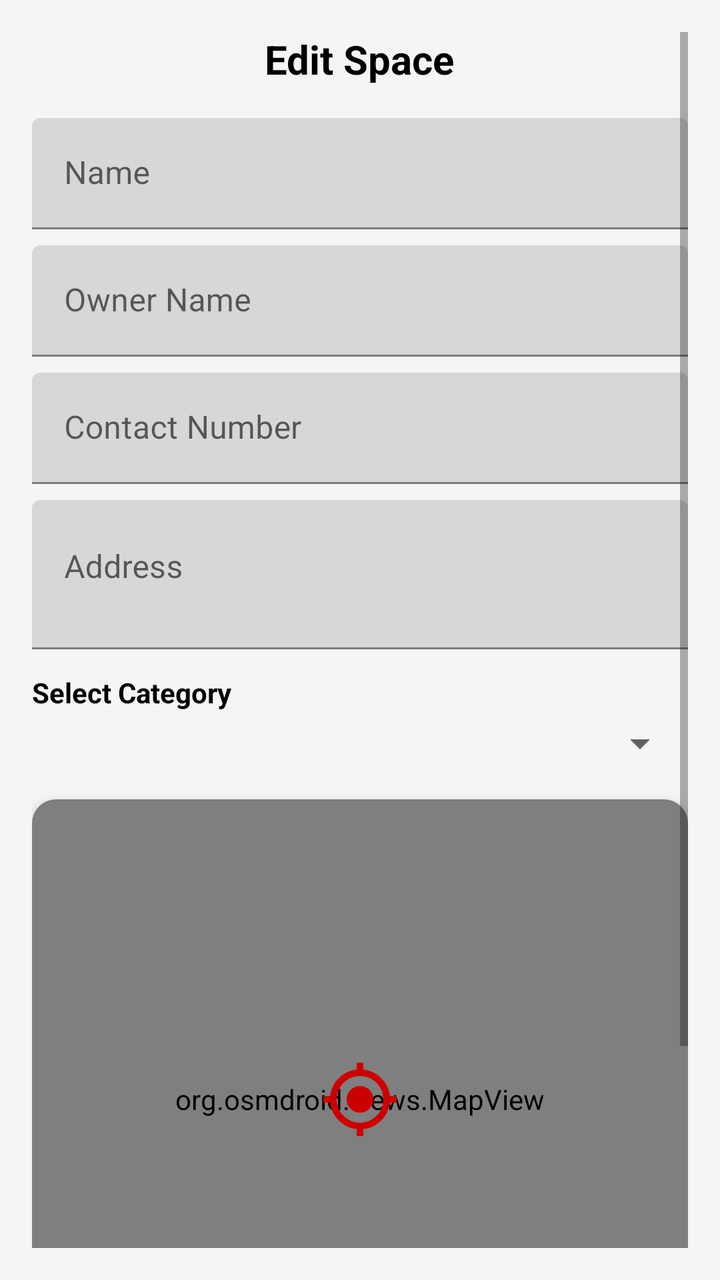
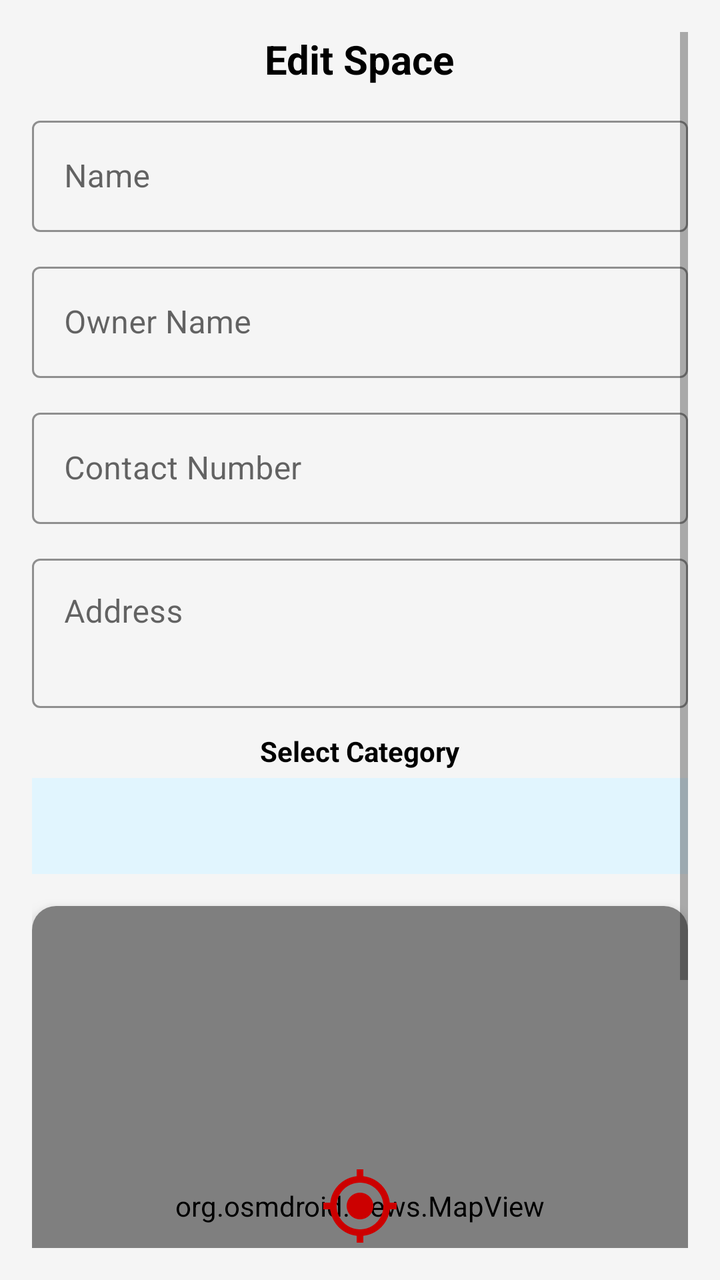

Before-and-after screenshots of an Android layout around one commit, followed by the original layout XML and the change that was made.
<!-- AndroidManifest.xml: application theme Theme.FYSA -->
<!-- res/layout/fragment_edit_space.xml -->
<?xml version="1.0" encoding="utf-8"?>
<ScrollView xmlns:android="http://schemas.android.com/apk/res/android"
    xmlns:app="http://schemas.android.com/apk/res-auto"
    xmlns:tools="http://schemas.android.com/tools"
    android:layout_width="match_parent"
    android:layout_height="match_parent"
    android:padding="16dp"
    android:fillViewport="true">

    <LinearLayout
        android:orientation="vertical"
        android:layout_width="match_parent"
        android:layout_height="wrap_content">

        
        <TextView
            android:id="@+id/txtCategory"
            android:layout_width="wrap_content"
            android:layout_height="wrap_content"
            android:layout_gravity="center_horizontal"
            android:layout_marginBottom="16dp"
            android:text="Edit Space"
            android:textSize="20sp"
            android:textStyle="bold"
            android:textColor="@color/textPrimary" />

        
        <com.google.android.material.textfield.TextInputLayout
            android:layout_width="match_parent"
            android:layout_height="wrap_content"
            android:hint="Name">

            <com.google.android.material.textfield.TextInputEditText
                android:id="@+id/inputName"
                android:layout_width="match_parent"
                android:layout_height="wrap_content" />
        </com.google.android.material.textfield.TextInputLayout>

        <com.google.android.material.textfield.TextInputLayout
            android:layout_width="match_parent"
            android:layout_height="wrap_content"
            android:hint="Owner Name"
            android:layout_marginTop="8dp">

            <com.google.android.material.textfield.TextInputEditText
                android:id="@+id/inputOwnerName"
                android:layout_width="match_parent"
                android:layout_height="wrap_content"
                android:inputType="textPersonName" />
        </com.google.android.material.textfield.TextInputLayout>

        <com.google.android.material.textfield.TextInputLayout
            android:layout_width="match_parent"
            android:layout_height="wrap_content"
            android:hint="Contact Number"
            android:layout_marginTop="8dp">

            <com.google.android.material.textfield.TextInputEditText
                android:id="@+id/inputContact"
                android:layout_width="match_parent"
                android:layout_height="wrap_content"
                android:inputType="phone" />
        </com.google.android.material.textfield.TextInputLayout>

        <com.google.android.material.textfield.TextInputLayout
            android:layout_width="match_parent"
            android:layout_height="wrap_content"
            android:hint="Address"
            android:layout_marginTop="8dp">

            <com.google.android.material.textfield.TextInputEditText
                android:id="@+id/inputAddress"
                android:layout_width="match_parent"
                android:layout_height="wrap_content"
                android:inputType="textMultiLine"
                android:minLines="2"
                android:gravity="top|start" />
        </com.google.android.material.textfield.TextInputLayout>

        
        <TextView
            android:layout_width="wrap_content"
            android:layout_height="wrap_content"
            android:text="Select Category"
            android:textStyle="bold"
            android:layout_marginTop="12dp"
            android:textColor="@color/textPrimary" />

        <Spinner
            android:id="@+id/spinnerCategory"
            android:layout_width="match_parent"
            android:layout_height="wrap_content"
            android:layout_marginTop="4dp"
            android:spinnerMode="dropdown" />

        
        <androidx.cardview.widget.CardView
            android:layout_width="match_parent"
            android:layout_height="300dp"
            android:layout_marginTop="16dp"
            app:cardCornerRadius="12dp"
            app:cardElevation="6dp">

            <RelativeLayout
                android:layout_width="match_parent"
                android:layout_height="match_parent">

                <org.osmdroid.views.MapView
                    android:id="@+id/mapView"
                    android:layout_width="match_parent"
                    android:layout_height="match_parent" />

                <ImageView
                    android:id="@+id/crosshair"
                    android:layout_width="40dp"
                    android:layout_height="40dp"
                    android:src="@drawable/ic_crosshair"
                    android:layout_centerInParent="true"
                    app:tint="@android:color/holo_red_dark" />

                <com.google.android.material.floatingactionbutton.FloatingActionButton
                    android:id="@+id/btnMyLocation"
                    android:layout_width="wrap_content"
                    android:layout_height="wrap_content"
                    android:src="@drawable/ic_my_location"
                    android:contentDescription="My Location"
                    android:layout_alignParentEnd="true"
                    android:layout_alignParentBottom="true"
                    android:layout_margin="16dp"
                    app:backgroundTint="@color/linkText" />
            </RelativeLayout>
        </androidx.cardview.widget.CardView>

        
        <com.google.android.material.button.MaterialButton
            android:id="@+id/btnSubmit"
            android:layout_width="match_parent"
            android:layout_height="wrap_content"
            android:layout_marginTop="20dp"
            android:text="Save Changes"
            style="@style/Widget.MaterialComponents.Button"
            app:cornerRadius="8dp" />
    </LinearLayout>
</ScrollView>
<!-- resources referenced by this layout -->
<resources>
  <color name="linkText">#2196F3</color>
  <color name="textPrimary">#000000</color>
  <!-- drawable ic_crosshair (drawable) -->
  <?xml version="1.0" encoding="utf-8"?>
  <vector xmlns:android="http://schemas.android.com/apk/res/android"
      android:width="24dp"
      android:height="24dp"
      android:viewportWidth="24"
      android:viewportHeight="24">
  
      <path
          android:pathData="M0 0h24v24H0z" />
      <path
          android:fillColor="#000000"
          android:pathData="M12 8c-2.21 0-4 1.79-4 4s1.79 4 4 4 4-1.79 4-4-1.79-4-4-4zm8.94 3c-0.46-4.17-3.77-7.48-7.94-7.94V1h-2v2.06C6.83 3.52 3.52 6.83 3.06 11H1v2h2.06c0.46 4.17 3.77 7.48 7.94 7.94V23h2v-2.06c4.17-0.46 7.48-3.77 7.94-7.94H23v-2h-2.06zM12 19c-3.87 0-7-3.13-7-7s3.13-7 7-7 7 3.13 7 7-3.13 7-7 7z" />
  </vector>
  <!-- drawable ic_my_location (drawable) -->
  <?xml version="1.0" encoding="utf-8"?>
  <vector xmlns:android="http://schemas.android.com/apk/res/android"
      android:width="24dp"
      android:height="24dp"
      android:viewportWidth="24"
      android:viewportHeight="24">
  
      <path
          android:pathData="M0 0h24v24H0z" />
      <path
          android:fillColor="#000000"
          android:pathData="M12 2C8.13 2 5 5.13 5 9c0 5.25 7 13 7 13s7-7.75 7-13c0-3.87-3.13-7-7-7zm0 9.5c-1.38 0-2.5-1.12-2.5-2.5s1.12-2.5 2.5-2.5 2.5 1.12 2.5 2.5-1.12 2.5-2.5 2.5z" />
  </vector>
  <style name="Theme.FYSA" parent="Theme.MaterialComponents.DayNight.NoActionBar">
          <item name="colorPrimary">@color/btnPrimary</item>
          <item name="colorPrimaryVariant">@color/btnPrimary</item>
          <item name="colorOnPrimary">@color/btnTextPrimary</item>
  
          <item name="colorSecondary">@color/btnSecondary</item>
          <item name="colorSecondaryVariant">@color/btnSecondary</item>
          <item name="colorOnSecondary">@color/btnTextSecondary</item>
  
          <item name="android:colorBackground">@color/bgColor</item>
          <item name="colorSurface">@color/bgColor</item>
          <item name="colorOnSurface">@color/textPrimary</item>
  
          <item name="android:statusBarColor" tools:targetApi="l">?attr/colorPrimary</item>
          <item name="android:windowLightStatusBar">true</item>
  
          <item name="materialButtonStyle">@style/Widget.MaterialComponents.Button</item>
          <item name="materialButtonOutlinedStyle">@style/Widget.MaterialComponents.Button.OutlinedButton</item>
      </style>
  <color name="btnPrimary">#3F51B5</color>
  <color name="btnTextPrimary">#FFFFFF</color>
  <color name="btnSecondary">#FF9800</color>
  <color name="btnTextSecondary">#FFFFFF</color>
  <color name="bgColor">#F5F5F5</color>
</resources>

<!-- the commit's change to res/layout/fragment_edit_space.xml (unified diff, before → after) -->
@@ -1,16 +1,17 @@
 <?xml version="1.0" encoding="utf-8"?>
 <ScrollView xmlns:android="http://schemas.android.com/apk/res/android"
     xmlns:app="http://schemas.android.com/apk/res-auto"
-    xmlns:tools="http://schemas.android.com/tools"
     android:layout_width="match_parent"
     android:layout_height="match_parent"
-    android:padding="16dp"
-    android:fillViewport="true">
+    android:fillViewport="true"
+    android:padding="16dp">
 
     <LinearLayout
-        android:orientation="vertical"
+        android:id="@+id/formContainer"
         android:layout_width="match_parent"
-        android:layout_height="wrap_content">
+        android:layout_height="wrap_content"
+        android:gravity="center_horizontal"
+        android:orientation="vertical">
 
         
         <TextView
@@ -18,79 +19,112 @@
             android:layout_width="wrap_content"
             android:layout_height="wrap_content"
             android:layout_gravity="center_horizontal"
-            android:layout_marginBottom="16dp"
+            android:layout_marginBottom="12dp"
             android:text="Edit Space"
+            android:textColor="@color/textPrimary"
             android:textSize="20sp"
-            android:textStyle="bold"
-            android:textColor="@color/textPrimary" />
+            android:textStyle="bold" />
 
         
         <com.google.android.material.textfield.TextInputLayout
+            android:id="@+id/eNameLayout"
+            style="@style/Widget.MaterialComponents.TextInputLayout.OutlinedBox"
             android:layout_width="match_parent"
             android:layout_height="wrap_content"
-            android:hint="Name">
+            android:hint="Name"
+            app:boxBackgroundMode="outline"
+            app:boxStrokeColor="@color/linkText"
+            app:hintTextColor="@color/textSecondary">
 
             <com.google.android.material.textfield.TextInputEditText
                 android:id="@+id/inputName"
                 android:layout_width="match_parent"
-                android:layout_height="wrap_content" />
+                android:layout_height="wrap_content"
+                android:textColor="@color/textPrimary"
+                android:textColorHint="@color/textSecondary"/>
         </com.google.android.material.textfield.TextInputLayout>
 
+        
         <com.google.android.material.textfield.TextInputLayout
+            android:id="@+id/eOwnerNameLayout"
+            style="@style/Widget.MaterialComponents.TextInputLayout.OutlinedBox"
             android:layout_width="match_parent"
             android:layout_height="wrap_content"
+            android:layout_marginTop="12dp"
             android:hint="Owner Name"
-            android:layout_marginTop="8dp">
+            app:boxBackgroundMode="outline"
+            app:boxStrokeColor="@color/linkText"
+            app:hintTextColor="@color/textSecondary">
 
             <com.google.android.material.textfield.TextInputEditText
                 android:id="@+id/inputOwnerName"
                 android:layout_width="match_parent"
                 android:layout_height="wrap_content"
-                android:inputType="textPersonName" />
+                android:inputType="textPersonName"
+                android:textColor="@color/textPrimary"
+                android:textColorHint="@color/textSecondary"/>
         </com.google.android.material.textfield.TextInputLayout>
 
+        
         <com.google.android.material.textfield.TextInputLayout
+            android:id="@+id/eContactLayout"
+            style="@style/Widget.MaterialComponents.TextInputLayout.OutlinedBox"
             android:layout_width="match_parent"
             android:layout_height="wrap_content"
+            android:layout_marginTop="12dp"
             android:hint="Contact Number"
-            android:layout_marginTop="8dp">
+            app:boxBackgroundMode="outline"
+            app:boxStrokeColor="@color/linkText"
+            app:hintTextColor="@color/textSecondary">
 
             <com.google.android.material.textfield.TextInputEditText
                 android:id="@+id/inputContact"
                 android:layout_width="match_parent"
                 android:layout_height="wrap_content"
-                android:inputType="phone" />
+                android:inputType="phone"
+                android:textColor="@color/textPrimary"
+                android:textColorHint="@color/textSecondary"/>
         </com.google.android.material.textfield.TextInputLayout>
 
+        
         <com.google.android.material.textfield.TextInputLayout
+            android:id="@+id/eAddressLayout"
+            style="@style/Widget.MaterialComponents.TextInputLayout.OutlinedBox"
             android:layout_width="match_parent"
             android:layout_height="wrap_content"
+            android:layout_marginTop="12dp"
             android:hint="Address"
-            android:layout_marginTop="8dp">
+            app:boxBackgroundMode="outline"
+            app:boxStrokeColor="@color/linkText"
+            app:hintTextColor="@color/textSecondary">
 
             <com.google.android.material.textfield.TextInputEditText
                 android:id="@+id/inputAddress"
                 android:layout_width="match_parent"
                 android:layout_height="wrap_content"
+                android:gravity="top|start"
                 android:inputType="textMultiLine"
                 android:minLines="2"
-                android:gravity="top|start" />
+                android:textColor="@color/textPrimary"
+                android:textColorHint="@color/textSecondary"/>
         </com.google.android.material.textfield.TextInputLayout>
 
         
         <TextView
             android:layout_width="wrap_content"
             android:layout_height="wrap_content"
+            android:layout_marginTop="12dp"
             android:text="Select Category"
-            android:textStyle="bold"
-            android:layout_marginTop="12dp"
-            android:textColor="@color/textPrimary" />
+            android:textColor="@color/textPrimary"
+            android:textStyle="bold" />
 
         <Spinner
             android:id="@+id/spinnerCategory"
             android:layout_width="match_parent"
             android:layout_height="wrap_content"
+            android:background="@color/light_blue_50"
             android:layout_marginTop="4dp"
+            android:minHeight="48dp"
             android:spinnerMode="dropdown" />
 
         
@@ -114,19 +148,19 @@
                     android:id="@+id/crosshair"
                     android:layout_width="40dp"
                     android:layout_height="40dp"
+                    android:layout_centerInParent="true"
                     android:src="@drawable/ic_crosshair"
-                    android:layout_centerInParent="true"
                     app:tint="@android:color/holo_red_dark" />
 
                 <com.google.android.material.floatingactionbutton.FloatingActionButton
                     android:id="@+id/btnMyLocation"
                     android:layout_width="wrap_content"
                     android:layout_height="wrap_content"
-                    android:src="@drawable/ic_my_location"
-                    android:contentDescription="My Location"
                     android:layout_alignParentEnd="true"
                     android:layout_alignParentBottom="true"
                     android:layout_margin="16dp"
+                    android:contentDescription="My Location"
+                    android:src="@drawable/ic_my_location"
                     app:backgroundTint="@color/linkText" />
             </RelativeLayout>
         </androidx.cardview.widget.CardView>
@@ -134,11 +168,12 @@
         
         <com.google.android.material.button.MaterialButton
             android:id="@+id/btnSubmit"
+            style="@style/Widget.MaterialComponents.Button"
             android:layout_width="match_parent"
             android:layout_height="wrap_content"
             android:layout_marginTop="20dp"
             android:text="Save Changes"
-            style="@style/Widget.MaterialComponents.Button"
             app:cornerRadius="8dp" />
+
     </LinearLayout>
 </ScrollView>
<!-- resource entries referenced after the edit -->
@@ -1,7 +1,9 @@
 <!-- resources referenced by this layout -->
 <resources>
+  <color name="light_blue_50">#E1F5FE</color>
   <color name="linkText">#2196F3</color>
   <color name="textPrimary">#000000</color>
+  <color name="textSecondary">#555555</color>
   <!-- drawable ic_crosshair (drawable) -->
   <?xml version="1.0" encoding="utf-8"?>
   <vector xmlns:android="http://schemas.android.com/apk/res/android"
